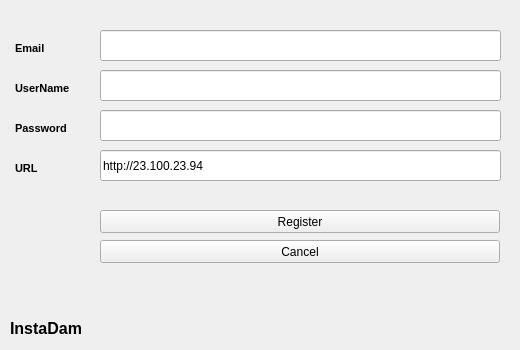
Before: the Qt Designer form Qt/InstaDam/app/register.ui in Vedhus/InstaDam, drawn with Qt 5.
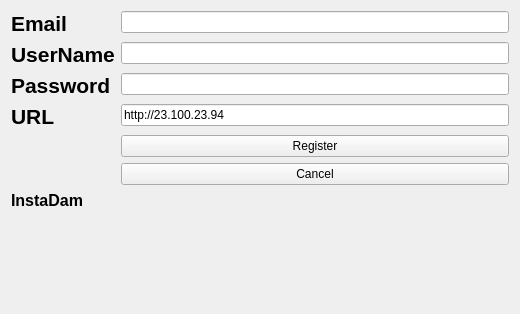
After: the same form once the commit is applied.

The edit to the form file:
```diff
--- a/Qt/InstaDam/app/register.ui
+++ b/Qt/InstaDam/app/register.ui
@@ -7,90 +7,35 @@
     <x>0</x>
     <y>0</y>
     <width>520</width>
-    <height>350</height>
+    <height>314</height>
    </rect>
   </property>
   <property name="windowTitle">
    <string>Form</string>
   </property>
-  <widget class="QLabel" name="label">
-   <property name="geometry">
-    <rect>
-     <x>10</x>
-     <y>320</y>
-     <width>91</width>
-     <height>16</height>
-    </rect>
-   </property>
+  <layout class="QFormLayout" name="formLayout">
+   <item row="0" column="0">
+    <widget class="QLabel" name="label_5">
    <property name="font">
     <font>
-     <pointsize>12</pointsize>
+       <pointsize>16</pointsize>
      <weight>75</weight>
      <bold>true</bold>
     </font>
    </property>
    <property name="text">
-    <string>InstaDam</string>
-   </property>
-  </widget>
-  <widget class="QPushButton" name="pushButton">
-   <property name="geometry">
-    <rect>
-     <x>100</x>
-     <y>210</y>
-     <width>400</width>
-     <height>23</height>
-    </rect>
-   </property>
-   <property name="text">
-    <string>Register</string>
-   </property>
-  </widget>
-  <widget class="QPushButton" name="pushButton_2">
-   <property name="geometry">
-    <rect>
-     <x>100</x>
-     <y>240</y>
-     <width>400</width>
-     <height>23</height>
-    </rect>
-   </property>
-   <property name="text">
-    <string>Cancel</string>
-   </property>
-  </widget>
-  <widget class="QLabel" name="label_4">
-   <property name="geometry">
-    <rect>
-     <x>15</x>
-     <y>160</y>
-     <width>70</width>
-     <height>16</height>
-    </rect>
-   </property>
-   <property name="font">
-    <font>
-     <pointsize>8</pointsize>
-     <weight>75</weight>
-     <bold>true</bold>
-    </font>
-   </property>
-   <property name="text">
-    <string>URL</string>
-   </property>
-  </widget>
+      <string>Email</string>
+     </property>
+    </widget>
+   </item>
+   <item row="0" column="1">
+    <widget class="QLineEdit" name="email"/>
+   </item>
+   <item row="1" column="0">
   <widget class="QLabel" name="label_2">
-   <property name="geometry">
-    <rect>
-     <x>15</x>
-     <y>80</y>
-     <width>70</width>
-     <height>16</height>
-    </rect>
-   </property>
    <property name="font">
     <font>
-     <pointsize>8</pointsize>
+       <pointsize>16</pointsize>
      <weight>75</weight>
      <bold>true</bold>
     </font>
@@ -99,18 +44,15 @@
     <string>UserName</string>
    </property>
   </widget>
+   </item>
+   <item row="1" column="1">
+    <widget class="QLineEdit" name="username"/>
+   </item>
+   <item row="2" column="0">
   <widget class="QLabel" name="label_3">
-   <property name="geometry">
-    <rect>
-     <x>15</x>
-     <y>120</y>
-     <width>70</width>
-     <height>16</height>
-    </rect>
-   </property>
    <property name="font">
     <font>
-     <pointsize>8</pointsize>
+       <pointsize>16</pointsize>
      <weight>75</weight>
      <bold>true</bold>
     </font>
@@ -119,72 +61,64 @@
     <string>Password</string>
    </property>
   </widget>
-  <widget class="QLabel" name="label_5">
-   <property name="geometry">
-    <rect>
-     <x>15</x>
-     <y>40</y>
-     <width>70</width>
-     <height>16</height>
-    </rect>
-   </property>
-   <property name="font">
-    <font>
-     <pointsize>8</pointsize>
-     <weight>75</weight>
-     <bold>true</bold>
-    </font>
-   </property>
-   <property name="text">
-    <string>Email</string>
-   </property>
-  </widget>
-  <widget class="QLineEdit" name="email">
-   <property name="geometry">
-    <rect>
-     <x>100</x>
-     <y>30</y>
-     <width>401</width>
-     <height>31</height>
-    </rect>
-   </property>
-  </widget>
-  <widget class="QLineEdit" name="username">
-   <property name="geometry">
-    <rect>
-     <x>100</x>
-     <y>70</y>
-     <width>401</width>
-     <height>31</height>
-    </rect>
-   </property>
-  </widget>
+   </item>
+   <item row="2" column="1">
   <widget class="QLineEdit" name="password">
-   <property name="geometry">
-    <rect>
-     <x>100</x>
-     <y>110</y>
-     <width>401</width>
-     <height>31</height>
-    </rect>
-   </property>
    <property name="echoMode">
     <enum>QLineEdit::Password</enum>
    </property>
   </widget>
+   </item>
+   <item row="3" column="0">
+    <widget class="QLabel" name="label_4">
+     <property name="font">
+      <font>
+       <pointsize>16</pointsize>
+       <weight>75</weight>
+       <bold>true</bold>
+      </font>
+     </property>
+     <property name="text">
+      <string>URL</string>
+     </property>
+    </widget>
+   </item>
+   <item row="3" column="1">
   <widget class="QLineEdit" name="url">
-   <property name="geometry">
-    <rect>
-     <x>100</x>
-     <y>150</y>
-     <width>401</width>
-     <height>31</height>
-    </rect>
-   </property>
    <property name="text">
     <string>http://23.100.23.94</string>
    </property>
   </widget>
+   </item>
+   <item row="4" column="1">
+    <widget class="QPushButton" name="registerButton">
+     <property name="text">
+      <string>Register</string>
+     </property>
+    </widget>
+   </item>
+   <item row="5" column="1">
+    <widget class="QPushButton" name="cancelButton">
+     <property name="text">
+      <string>Cancel</string>
+     </property>
+    </widget>
+   </item>
+   <item row="6" column="0">
+    <widget class="QLabel" name="label">
+     <property name="font">
+      <font>
+       <pointsize>12</pointsize>
+       <weight>75</weight>
+       <bold>true</bold>
+      </font>
+     </property>
+     <property name="text">
+      <string>InstaDam</string>
+     </property>
+    </widget>
+   </item>
+  </layout>
  </widget>
  <resources/>
  <connections/>
```
Lines whose indentation alone changed are shown as unchanged.
